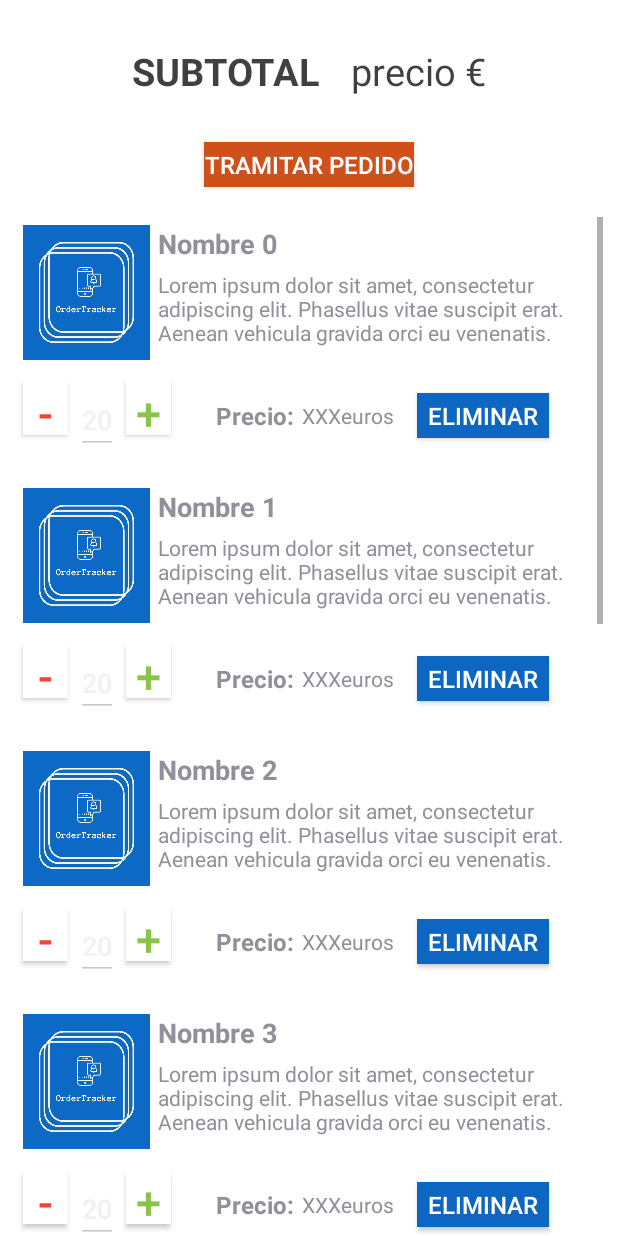
After one commit to alvaro2226/ProyectoFinal_Android, an Android app: the ActivityCarrito screen opened directly, with no data from a screen before it, on a phone screen of 412 x 824 dp. The commit adds this screen. Run offline under Robolectric (Android 15) with nearby library versions, the light colour scheme and no system bars.

Commit message:
Añadido el ActivityCarrito

```diff
--- /dev/null
+++ b/app/src/main/java/com/example/proyectofinal_android/Activities/ActivityCarrito.java
@@ -0,0 +1,37 @@
+package com.example.proyectofinal_android.Activities;
+
+import android.support.v7.app.AppCompatActivity;
+import android.os.Bundle;
+import android.util.Log;
+import android.view.View;
+import android.widget.AdapterView;
+import android.widget.ListView;
+
+import com.example.proyectofinal_android.Adapters.AdapterCarrito;
+import com.example.proyectofinal_android.Adapters.AdapterProductos;
+import com.example.proyectofinal_android.Pojos.Producto;
+import com.example.proyectofinal_android.R;
+
+import java.util.ArrayList;
+
+public class ActivityCarrito extends AppCompatActivity {
+
+    private ListView listView;
+    private AdapterCarrito adapter;
+
+    @Override
+    protected void onCreate(Bundle savedInstanceState) {
+        super.onCreate(savedInstanceState);
+        setContentView(R.layout.activity_carrito);
+        iniciarListView();
+    }
+
+    private void iniciarListView() {
+
+        listView = findViewById(R.id.listView_carrito);
+        adapter = new AdapterCarrito(ActivityListaProductos.productosAux,getApplicationContext());
+        listView.setAdapter(adapter);
+
+
+    }
+}
--- a/app/src/main/java/com/example/proyectofinal_android/ActivityListaProductos.java
+++ b/app/src/main/java/com/example/proyectofinal_android/Activities/ActivityListaProductos.java
@@ -1,5 +1,6 @@
-package com.example.proyectofinal_android;
+package com.example.proyectofinal_android.Activities;
 
+import android.app.Activity;
 import android.content.Intent;
 import android.content.res.Configuration;
 import android.support.annotation.NonNull;
@@ -11,7 +12,6 @@ import android.support.v7.app.ActionBarDrawerToggle;
 import android.support.v7.app.AppCompatActivity;
 import android.os.Bundle;
 import android.support.v7.widget.Toolbar;
-import android.text.InputType;
 import android.util.Log;
 import android.view.Menu;
 import android.view.MenuItem;
@@ -20,9 +20,10 @@ import android.view.WindowManager;
 import android.widget.AdapterView;
 import android.widget.ListView;
 import android.widget.SearchView;
-import android.widget.Toast;
 
+import com.example.proyectofinal_android.Adapters.AdapterProductos;
 import com.example.proyectofinal_android.Pojos.Producto;
+import com.example.proyectofinal_android.R;
 
 import java.util.ArrayList;
 
@@ -34,7 +35,6 @@ public class ActivityListaProductos extends AppCompatActivity implements SearchV
     private static AdapterProductos adapter;
     private SearchView editsearch;
     public static ArrayList<Producto> productosAux;
-
     private boolean activityActual;
 
     @Override
@@ -86,7 +86,6 @@ public class ActivityListaProductos extends AppCompatActivity implements SearchV
             productos.add(producto);
             productosAux.add(producto);
         }
-
         adapter = new AdapterProductos(productos, getApplicationContext());
         listView.setAdapter(adapter);
 
@@ -131,11 +130,10 @@ public class ActivityListaProductos extends AppCompatActivity implements SearchV
     @Override
     public boolean onOptionsItemSelected(MenuItem item) {
 
-        if (toggle.onOptionsItemSelected(item)) {
-            Log.e("Drawer", "CLICK");
-            return true;
-        }
+        Log.e("Menu","BotonCarrito");
+        startActivity(new Intent(this, ActivityCarrito.class));
         return super.onOptionsItemSelected(item);
+
     }
 
 
--- a/app/src/main/java/com/example/proyectofinal_android/ActivityLogin.java
+++ b/app/src/main/java/com/example/proyectofinal_android/Activities/ActivityLogin.java
@@ -1,10 +1,12 @@
-package com.example.proyectofinal_android;
+package com.example.proyectofinal_android.Activities;
 
 import android.content.Intent;
 import android.support.v7.app.AppCompatActivity;
 import android.os.Bundle;
 import android.view.View;
 import android.widget.EditText;
+
+import com.example.proyectofinal_android.R;
 
 public class ActivityLogin extends AppCompatActivity {
 
--- a/app/src/main/java/com/example/proyectofinal_android/ActivityProducto.java
+++ b/app/src/main/java/com/example/proyectofinal_android/Activities/ActivityProducto.java
@@ -1,9 +1,11 @@
-package com.example.proyectofinal_android;
+package com.example.proyectofinal_android.Activities;
 
 import android.content.Intent;
 import android.support.v7.app.AppCompatActivity;
 import android.os.Bundle;
 import android.view.View;
+
+import com.example.proyectofinal_android.R;
 
 public class ActivityProducto extends AppCompatActivity {
 
--- a/app/src/main/java/com/example/proyectofinal_android/ActivityRegistro.java
+++ b/app/src/main/java/com/example/proyectofinal_android/Activities/ActivityRegistro.java
@@ -1,10 +1,12 @@
-package com.example.proyectofinal_android;
+package com.example.proyectofinal_android.Activities;
 
 import android.content.Intent;
 import android.support.v7.app.AppCompatActivity;
 import android.os.Bundle;
 import android.view.View;
 import android.widget.EditText;
+
+import com.example.proyectofinal_android.R;
 
 import java.util.ArrayList;
 
--- /dev/null
+++ b/app/src/main/java/com/example/proyectofinal_android/Adapters/AdapterCarrito.java
@@ -0,0 +1,115 @@
+package com.example.proyectofinal_android.Adapters;
+
+import android.content.Context;
+import android.support.annotation.NonNull;
+import android.support.annotation.Nullable;
+import android.view.LayoutInflater;
+import android.view.View;
+import android.view.ViewGroup;
+import android.widget.ArrayAdapter;
+import android.widget.Button;
+import android.widget.ImageView;
+import android.widget.TextView;
+
+import com.example.proyectofinal_android.Activities.ActivityListaProductos;
+import com.example.proyectofinal_android.Pojos.Producto;
+import com.example.proyectofinal_android.R;
+
+import java.util.ArrayList;
+
+public class AdapterCarrito extends ArrayAdapter<Producto> {
+    ArrayList<Producto> productos;
+    Context context;
+
+    public AdapterCarrito(ArrayList<Producto> data, Context context) {
+        super(context, R.layout.listview_carrito, data);
+        this.productos = data;
+        this.context=context;
+    }
+
+    private static class ViewHolder {
+        TextView textView_nombre;
+        TextView textView_Descripcion;
+        TextView textView_precio;
+        Button botonMas;
+        Button botonMenos;
+        Button botonEliminar;
+        ImageView imagenProducto;
+    }
+
+    @NonNull
+    @Override
+    public View getView(final int position, @Nullable View convertView, @NonNull ViewGroup parent) {
+        // Get the data item for this position
+        Producto producto = productos.get(position);
+        // Check if an existing view is being reused, otherwise inflate the view
+        AdapterCarrito.ViewHolder viewHolder; // view lookup cache stored in tag
+        final View result;
+        if (convertView == null) {
+
+            viewHolder = new AdapterCarrito.ViewHolder();
+            LayoutInflater inflater = LayoutInflater.from(getContext());
+            convertView = inflater.inflate(R.layout.listview_carrito, parent, false);
+
+            viewHolder.textView_nombre = convertView.findViewById(R.id.textView_productoNombre);
+            viewHolder.textView_Descripcion =  convertView.findViewById(R.id.textView_productoDescripcion2);
+            viewHolder.imagenProducto =  convertView.findViewById(R.id.imageView_imagenProducto);
+            viewHolder.botonMas =  convertView.findViewById(R.id.botonMas);
+            viewHolder.textView_precio = convertView.findViewById(R.id.carrito_precioProducto);
+            viewHolder.botonMenos =  convertView.findViewById(R.id.botonMenos);
+            viewHolder.botonEliminar =  convertView.findViewById(R.id.carrito_botonEliminar);
+
+            result=convertView;
+
+            convertView.setTag(viewHolder);
+        } else {
+            viewHolder = (AdapterCarrito.ViewHolder) convertView.getTag();
+            result=convertView;
+        }
+
+        viewHolder.textView_nombre.setText(producto.getNombre());
+        viewHolder.textView_Descripcion.setText(producto.getDescripcion());
+        viewHolder.imagenProducto.setImageResource(R.drawable.logo);
+        //viewHolder.botonEliminar.setText("Eliminar");
+        //viewHolder.textView_precio.setText("20€");
+
+        viewHolder.botonEliminar.setOnClickListener(new View.OnClickListener() {
+            @Override
+            public void onClick(View view) {
+                productos.remove(position);
+                notifyDataSetChanged();
+            }
+        });
+        return convertView;
+    }
+
+    // Filter Class
+    public void filter(String charText) {
+        charText = charText.toLowerCase();
+
+        //Log.e("Filter string: ", charText);
+        //Log.e("Productos size:  ", productos.size() + "");
+        //Log.e("ProductosAux size:  ", ActivityListaProductos.productosAux.size() + "");
+
+        productos.clear();
+        if (charText.length() == 0) {
+            productos.addAll(ActivityListaProductos.productosAux);
+        } else {
+
+            //Log.e("ProductosAux","Entra en 1");
+            //Log.e("ProductosAux size:  ", ActivityListaProductos.productosAux.size() + "");
+
+            for (int i = 0; i < ActivityListaProductos.productosAux.size() ; i ++) {
+
+                //Log.e("ProductosAux nombre", ActivityListaProductos.productosAux.get(i).getNombre().toLowerCase());
+
+                if (ActivityListaProductos.productosAux.get(i).getNombre().toLowerCase().contains(charText)) {
+                    //Log.e("ProductosAux contiene  ", charText);
+                    productos.add(ActivityListaProductos.productosAux.get(i));
+                }
+
+            }
+        }
+        notifyDataSetChanged();
+    }
+}
--- a/app/src/main/java/com/example/proyectofinal_android/AdapterProductos.java
+++ b/app/src/main/java/com/example/proyectofinal_android/Adapters/AdapterProductos.java
@@ -1,4 +1,4 @@
-package com.example.proyectofinal_android;
+package com.example.proyectofinal_android.Adapters;
 
 import android.content.Context;
 import android.support.annotation.NonNull;
@@ -12,7 +12,9 @@ import android.widget.ImageView;
 import android.widget.TextView;
 import android.widget.Toast;
 
+import com.example.proyectofinal_android.Activities.ActivityListaProductos;
 import com.example.proyectofinal_android.Pojos.Producto;
+import com.example.proyectofinal_android.R;
 
 import java.util.ArrayList;
 
@@ -22,7 +24,7 @@ public class AdapterProductos extends ArrayAdapter<Producto> {
     Context context;
 
     public AdapterProductos(ArrayList<Producto> data, Context context) {
-        super(context, R.layout.list_design, data);
+        super(context, R.layout.listview_listaproductos, data);
         this.productos = data;
         this.context=context;
     }
@@ -46,9 +48,9 @@ public class AdapterProductos extends ArrayAdapter<Producto> {
 
             viewHolder = new ViewHolder();
             LayoutInflater inflater = LayoutInflater.from(getContext());
-            convertView = inflater.inflate(R.layout.list_design, parent, false);
+            convertView = inflater.inflate(R.layout.listview_listaproductos, parent, false);
             viewHolder.textView_nombre = (TextView) convertView.findViewById(R.id.textView_productoNombre);
-            viewHolder.textView_Descripcion = (TextView) convertView.findViewById(R.id.textView_productoDescripcion);
+            viewHolder.textView_Descripcion = (TextView) convertView.findViewById(R.id.textView_productoDescripcion2);
             viewHolder.imagenProducto = (ImageView) convertView.findViewById(R.id.imageView_imagenProducto);
             viewHolder.botonAñadir = (ImageButton) convertView.findViewById(R.id.botonAnadir);
 
--- /dev/null
+++ b/app/src/main/res/layout/activity_carrito.xml
@@ -0,0 +1,58 @@
+<?xml version="1.0" encoding="utf-8"?>
+<LinearLayout xmlns:android="http://schemas.android.com/apk/res/android"
+    xmlns:app="http://schemas.android.com/apk/res-auto"
+    xmlns:tools="http://schemas.android.com/tools"
+    android:id="@+id/layout_carrito"
+    android:layout_width="match_parent"
+    android:layout_height="match_parent"
+    android:focusableInTouchMode="true"
+    android:background="@color/white"
+    android:orientation="vertical">
+
+<LinearLayout
+    android:layout_width="wrap_content"
+    android:orientation="horizontal"
+    android:layout_gravity="center"
+    android:layout_margin="30dp"
+    android:layout_height="wrap_content">
+    <TextView
+        android:id="@+id/textViewS442"
+        android:layout_width="wrap_content"
+        android:layout_height="wrap_content"
+        android:text="Subtotal"
+        android:textAllCaps="true"
+        android:textColor="@color/black_alpha_75"
+        android:textSize="25sp"
+        android:textStyle="bold" />
+    <TextView
+        android:id="@+id/textView_PrecioSubtotal"
+        android:layout_width="wrap_content"
+        android:layout_height="wrap_content"
+        android:layout_marginLeft="20dp"
+        android:text="precio €"
+        android:textColor="@color/black_alpha_75"
+        android:textSize="25sp" />
+</LinearLayout>
+
+    <Button
+        android:id="@+id/botonEliminarCarrito"
+        style="@style/df4_btn_danger"
+        android:layout_width="wrap_content"
+        android:layout_height="30dp"
+        android:layout_gravity="center"
+        android:layout_marginHorizontal="10dp"
+        android:background="@color/colorProgressBar"
+        android:textAllCaps="true"
+        android:text="tramitar pedido" />
+
+    <ListView
+        android:id="@+id/listView_carrito"
+        style="@style/Widget.AppCompat.ListView"
+        android:layout_width="match_parent"
+        android:layout_height="match_parent"
+        android:layout_marginTop="20dp"
+        android:layout_marginHorizontal="10dp"
+        android:background="#00662929"
+        android:divider="@color/white"
+        android:dividerHeight="20dp" />
+</LinearLayout>
--- /dev/null
+++ b/app/src/main/res/layout/activity_listaproductos.xml
@@ -0,0 +1,47 @@
+<?xml version="1.0" encoding="utf-8"?>
+<android.support.v4.widget.DrawerLayout xmlns:android="http://schemas.android.com/apk/res/android"
+    xmlns:app="http://schemas.android.com/apk/res-auto"
+    xmlns:tools="http://schemas.android.com/tools"
+    android:id="@+id/drawer_layout"
+    android:layout_height="match_parent"
+    android:layout_width="match_parent"
+    tools:openDrawer="start"
+    tools:visibility="visible">
+
+
+    <LinearLayout
+        android:layout_height="match_parent"
+        android:layout_marginTop="?attr/actionBarSize"
+        android:layout_width="match_parent"
+        android:orientation="vertical">
+
+        <SearchView
+            android:id="@+id/search"
+            android:layout_width="fill_parent"
+            android:layout_height="wrap_content"
+            android:iconifiedByDefault="false">
+
+            <requestFocus />
+        </SearchView>
+        <ListView
+            android:id="@+id/listView"
+            android:layout_height="match_parent"
+            android:layout_width="match_parent" />
+    </LinearLayout>
+
+
+    <include
+        android:layout_height="match_parent"
+        android:layout_width="match_parent"
+        layout="@layout/app_bar_main" />
+
+    <android.support.design.widget.NavigationView
+        android:id="@+id/nav_view"
+        android:layout_gravity="start"
+        android:layout_height="match_parent"
+        android:layout_width="wrap_content"
+        app:headerLayout="@layout/nav_header_main"
+        app:menu="@menu/activity_main_drawer"
+        layout_height="" />
+
+</android.support.v4.widget.DrawerLayout>
--- a/app/src/main/res/layout/activity_producto.xml
+++ b/app/src/main/res/layout/activity_producto.xml
@@ -4,7 +4,7 @@
     xmlns:tools="http://schemas.android.com/tools"
     android:layout_width="match_parent"
     android:layout_height="match_parent"
-    tools:context=".ActivityProducto">
+    tools:context=".Activities.ActivityProducto">
 
     <ImageView
         android:id="@+id/imageView_productoImagen"
@@ -19,7 +19,7 @@
         app:srcCompat="@drawable/logo" />
 
     <TextView
-        android:id="@+id/textView_productoDescripcion"
+        android:id="@+id/textView_productoDescripcion2"
         android:layout_width="match_parent"
         android:layout_height="wrap_content"
         android:layout_marginStart="22dp"
@@ -89,6 +89,6 @@
         android:onClick="iniciarIntentAtras"
         app:layout_constraintEnd_toEndOf="parent"
         app:layout_constraintStart_toStartOf="parent"
-        app:layout_constraintTop_toBottomOf="@+id/textView_productoDescripcion" />
+        app:layout_constraintTop_toBottomOf="@+id/textView_productoDescripcion2" />
 
 </android.support.constraint.ConstraintLayout>
--- a/app/src/main/res/layout/activity_registro.xml
+++ b/app/src/main/res/layout/activity_registro.xml
@@ -13,7 +13,7 @@
         android:layout_marginHorizontal="30dp"
         android:layout_height="match_parent"
         android:orientation="vertical"
-        tools:context=".ActivityRegistro">
+        tools:context=".Activities.ActivityRegistro">
 
 
         <LinearLayout
--- a/app/src/main/res/layout/app_bar_main.xml
+++ b/app/src/main/res/layout/app_bar_main.xml
@@ -5,7 +5,7 @@
     android:layout_width="match_parent"
     android:layout_height="match_parent"
     android:layout_gravity="right"
-    tools:context=".ActivityListaProductos">
+    tools:context=".Activities.ActivityListaProductos">
 
     <android.support.design.widget.AppBarLayout
         android:id="@+id/appBarLayout"
--- /dev/null
+++ b/app/src/main/res/layout/listview_carrito.xml
@@ -0,0 +1,123 @@
+<?xml version="1.0" encoding="utf-8"?>
+<LinearLayout xmlns:android="http://schemas.android.com/apk/res/android"
+    xmlns:app="http://schemas.android.com/apk/res-auto"
+    android:descendantFocusability="blocksDescendants"
+    android:layout_height="wrap_content"
+    android:layout_width="match_parent"
+    android:layout_marginBottom="40dp"
+    android:orientation="vertical">
+
+    <LinearLayout
+        android:layout_width="match_parent"
+        android:layout_height="100dp"
+        android:descendantFocusability="blocksDescendants"
+        android:orientation="horizontal">
+
+        <ImageView
+            android:id="@+id/imageView_imagenProducto"
+            android:layout_width="0dp"
+            android:layout_height="90dp"
+            android:layout_margin="5dp"
+            android:layout_weight="0.2"
+            android:background="@color/white"
+            android:scaleType="fitXY"
+            app:srcCompat="@drawable/logo" />
+
+        <LinearLayout
+            android:layout_width="0dp"
+            android:layout_height="match_parent"
+            android:layout_weight="0.7"
+            android:background="@color/white"
+            android:orientation="vertical">
+
+            <TextView
+                android:id="@+id/textView_productoNombre"
+                android:layout_width="match_parent"
+                android:layout_height="wrap_content"
+                android:layout_marginTop="5dp"
+                android:fontFamily="sans-serif"
+                android:text="Titulo"
+                android:textSize="18sp"
+                android:textStyle="bold" />
+
+            <TextView
+                android:id="@+id/textView_productoDescripcion2"
+                android:layout_width="match_parent"
+                android:layout_height="wrap_content"
+                android:layout_marginTop="5dp"
+                android:layout_marginBottom="5dp"
+                android:text="Lorem ipsum dolor sit amet, consectetur adipiscing elit. Phasellus vitae suscipit erat. Aenean vehicula gravida orci eu venenatis. Vivamus laoreet fermentum quam sit amet fermentum. Phasellus diam ipsum, lacinia sed eros sed, dapibus feugiat justo." />
+        </LinearLayout>
+
+    </LinearLayout>
+
+    <LinearLayout
+        android:layout_width="match_parent"
+        android:layout_marginTop="10dp"
+        android:layout_height="match_parent">
+
+        <Button
+            style="@android:style/Holo.ButtonBar"
+            android:id="@+id/botonMenos"
+            android:layout_width="30dp"
+            android:layout_height="35dp"
+            android:layout_marginLeft="5dp"
+            android:layout_marginRight="5dp"
+            android:background="@color/white"
+            android:gravity="center"
+            android:text="-"
+            android:textColor="#F44336"
+            android:textSize="30sp" />
+
+        <EditText
+            android:id="@+id/carrito_totalProducto"
+            android:layout_width="wrap_content"
+            android:layout_height="wrap_content"
+            android:gravity="center"
+            android:text="20" />
+
+        <Button
+            style="@android:style/Holo.ButtonBar"
+            android:id="@+id/botonMas"
+            android:layout_width="30dp"
+            android:layout_height="35dp"
+            android:layout_marginLeft="5dp"
+            android:background="@color/white"
+
+            android:gravity="center"
+            android:text="+"
+            android:textColor="#8BC34A"
+            android:textSize="30sp" />
+
+        <TextView
+            android:layout_width="wrap_content"
+            android:layout_height="wrap_content"
+            android:layout_gravity="center"
+            android:layout_marginLeft="30dp"
+            android:layout_marginRight="5dp"
+            android:textStyle="bold"
+            android:textSize="16sp"
+            android:text="Precio:"
+            />
+        <TextView
+            android:layout_width="wrap_content"
+            android:layout_height="wrap_content"
+            android:layout_gravity="center"
+            android:layout_marginRight="5dp"
+            android:textSize="14sp"
+            android:text="XXXeuros"
+            android:id="@+id/carrito_precioProducto"
+            />
+
+        <Button
+            android:id="@+id/carrito_botonEliminar"
+            style="@style/df4_btn_danger"
+            android:layout_width="wrap_content"
+            android:layout_height="30dp"
+            android:layout_gravity="center"
+            android:layout_marginHorizontal="10dp"
+            android:background="#0D67C2"
+
+            android:text="Eliminar" />
+    </LinearLayout>
+</LinearLayout>
--- a/app/src/main/res/layout/list_design.xml
+++ b/app/src/main/res/layout/listview_listaproductos.xml
@@ -34,7 +34,7 @@
             android:textStyle="bold" />
 
         <TextView
-            android:id="@+id/textView_productoDescripcion"
+            android:id="@+id/textView_productoDescripcion2"
             android:layout_width="match_parent"
             android:layout_height="wrap_content"
             android:layout_marginTop="5dp"
```
Also changed, not shown: app/src/main/AndroidManifest.xml (+7 -5 lines).
